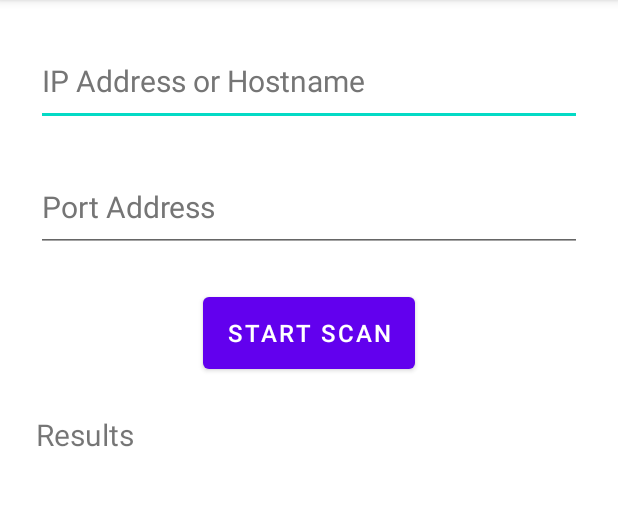
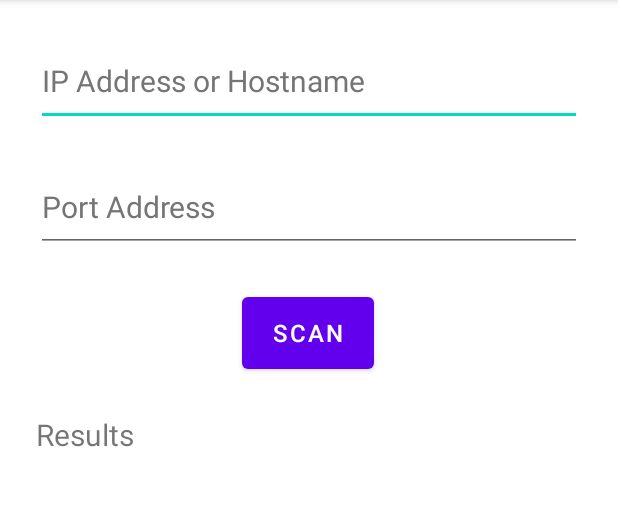
Before and after one commit to melihocakci/Port-Scanner-Zero, an Android app: the screen it shows after launch (ScanActivity), on a phone screen of 412 x 824 dp, the part 84-590 px from its top. Run offline under Robolectric (Android 15) with nearby library versions, the phone set to English and light mode, and no system bars.

Commit message:
added scan stop

```diff
--- a/app/src/main/res/layout/scan_activity.xml
+++ b/app/src/main/res/layout/scan_activity.xml
@@ -43,10 +43,11 @@
         android:layout_width="wrap_content"
         android:layout_height="60dp"
         android:layout_marginTop="24dp"
-        android:onClick="startScan"
-        android:text="@string/button_text"
+        android:onClick="toggleScan"
+        android:text="@string/button"
         android:textSize="16sp"
         app:layout_constraintEnd_toEndOf="parent"
+        app:layout_constraintHorizontal_bias="0.498"
         app:layout_constraintStart_toStartOf="parent"
         app:layout_constraintTop_toBottomOf="@+id/port_field" />
 
--- a/app/src/main/res/values/strings.xml
+++ b/app/src/main/res/values/strings.xml
@@ -2,6 +2,6 @@
     <string name="app_name">Port Scanner Demo</string>
     <string name="host_field_hint">IP Address or Hostname</string>
     <string name="port_field_hint">Port Address</string>
-    <string name="button_text">Start Scan</string>
+    <string name="button">Scan</string>
     <string name="output_text">Results</string>
 </resources>
```
Also changed, not shown: app/src/main/java/com/yildiz/scanner/ScanActivity.java (+35 -22 lines), app/src/main/java/com/yildiz/scanner/Scanner.java (+9 -2 lines).
